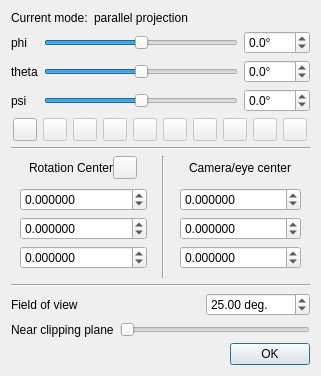
Before: the Qt Designer form qCC/ui_templates/cameraParamDlg.ui in archeos/cloudcompare-archeos, drawn with Qt 5.
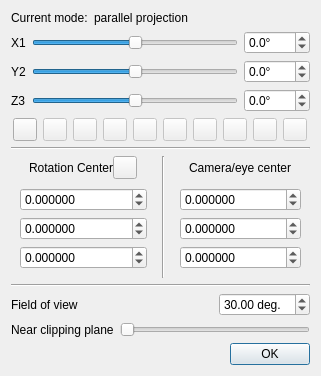
After: the same form once the commit is applied. Icons and pictures are not drawn.

Diff of the .ui file:
```diff
--- a/qCC/ui_templates/cameraParamDlg.ui
+++ b/qCC/ui_templates/cameraParamDlg.ui
@@ -41,36 +41,20 @@
    <item>
     <widget class="QFrame" name="anglesFrame">
      <layout class="QGridLayout" name="gridLayout">
-      <property name="leftMargin">
+      <property name="margin">
        <number>0</number>
       </property>
-      <property name="topMargin">
-       <number>0</number>
-      </property>
-      <property name="rightMargin">
-       <number>0</number>
-      </property>
-      <property name="bottomMargin">
-       <number>0</number>
-      </property>
-      <item row="0" column="0">
-       <widget class="QLabel" name="label_2">
-        <property name="toolTip">
-         <string>First rotation: around the camera Z axis (normal to the screen)</string>
-        </property>
-        <property name="text">
-         <string>phi</string>
-        </property>
-       </widget>
-      </item>
       <item row="0" column="1">
-       <widget class="QSlider" name="phiSlider">
+       <widget class="QSlider" name="psiSlider">
         <property name="minimumSize">
          <size>
           <width>120</width>
           <height>0</height>
          </size>
         </property>
+        <property name="toolTip">
+         <string>First rotation: around X</string>
+        </property>
         <property name="minimum">
          <number>-1800</number>
         </property>
@@ -89,61 +73,10 @@
        </widget>
       </item>
       <item row="0" column="2">
-       <widget class="QDoubleSpinBox" name="phiSpinBox">
-        <property name="suffix">
-         <string>°</string>
-        </property>
-        <property name="decimals">
-         <number>1</number>
-        </property>
-        <property name="minimum">
-         <double>-180.000000000000000</double>
-        </property>
-        <property name="maximum">
-         <double>180.000000000000000</double>
-        </property>
-        <property name="singleStep">
-         <double>0.100000000000000</double>
-        </property>
-       </widget>
-      </item>
-      <item row="1" column="0">
-       <widget class="QLabel" name="label">
+       <widget class="QDoubleSpinBox" name="psiSpinBox">
         <property name="toolTip">
-         <string>Second rotation: around the camera Y axis (vertical if phi = 0)</string>
+         <string>First rotation: around X</string>
         </property>
-        <property name="text">
-         <string>theta</string>
-        </property>
-       </widget>
-      </item>
-      <item row="1" column="1">
-       <widget class="QSlider" name="thetaSlider">
-        <property name="minimumSize">
-         <size>
-          <width>120</width>
-          <height>0</height>
-         </size>
-        </property>
-        <property name="minimum">
-         <number>-1800</number>
-        </property>
-        <property name="maximum">
-         <number>1800</number>
-        </property>
-        <property name="singleStep">
-         <number>10</number>
-        </property>
-        <property name="pageStep">
-         <number>100</number>
-        </property>
-        <property name="orientation">
-         <enum>Qt::Horizontal</enum>
-        </property>
-       </widget>
-      </item>
-      <item row="1" column="2">
-       <widget class="QDoubleSpinBox" name="thetaSpinBox">
         <property name="suffix">
          <string>°</string>
         </property>
@@ -161,24 +94,27 @@
         </property>
        </widget>
       </item>
-      <item row="2" column="0">
+      <item row="0" column="0">
        <widget class="QLabel" name="label_3">
         <property name="toolTip">
          <string>Third rotation: around the camera X axis (horizontal if phi = 0 and theta = 0)</string>
         </property>
         <property name="text">
-         <string>psi</string>
+         <string>X1</string>
         </property>
        </widget>
       </item>
       <item row="2" column="1">
-       <widget class="QSlider" name="psiSlider">
+       <widget class="QSlider" name="thetaSlider">
         <property name="minimumSize">
          <size>
           <width>120</width>
           <height>0</height>
          </size>
         </property>
+        <property name="toolTip">
+         <string>Second rotation: around Y2 (i.e. after the rotation around X)</string>
+        </property>
         <property name="minimum">
          <number>-1800</number>
         </property>
@@ -197,7 +133,80 @@
        </widget>
       </item>
       <item row="2" column="2">
-       <widget class="QDoubleSpinBox" name="psiSpinBox">
+       <widget class="QDoubleSpinBox" name="thetaSpinBox">
+        <property name="toolTip">
+         <string>Second rotation: around Y2 (i.e. after the rotation around X)</string>
+        </property>
+        <property name="suffix">
+         <string>°</string>
+        </property>
+        <property name="decimals">
+         <number>1</number>
+        </property>
+        <property name="minimum">
+         <double>-180.000000000000000</double>
+        </property>
+        <property name="maximum">
+         <double>180.000000000000000</double>
+        </property>
+        <property name="singleStep">
+         <double>0.100000000000000</double>
+        </property>
+       </widget>
+      </item>
+      <item row="2" column="0">
+       <widget class="QLabel" name="label">
+        <property name="toolTip">
+         <string>Second rotation: around the camera Y axis (vertical if phi = 0)</string>
+        </property>
+        <property name="text">
+         <string>Y2</string>
+        </property>
+       </widget>
+      </item>
+      <item row="3" column="1">
+       <widget class="QSlider" name="phiSlider">
+        <property name="minimumSize">
+         <size>
+          <width>120</width>
+          <height>0</height>
+         </size>
+        </property>
+        <property name="toolTip">
+         <string>Third rotation: around Z3 (i.e. after the rotation around X1 and Y2)</string>
+        </property>
+        <property name="minimum">
+         <number>-1800</number>
+        </property>
+        <property name="maximum">
+         <number>1800</number>
+        </property>
+        <property name="singleStep">
+         <number>10</number>
+        </property>
+        <property name="pageStep">
+         <number>100</number>
+        </property>
+        <property name="orientation">
+         <enum>Qt::Horizontal</enum>
+        </property>
+       </widget>
+      </item>
+      <item row="3" column="0">
+       <widget class="QLabel" name="label_2">
+        <property name="toolTip">
+         <string>First rotation: around the camera Z axis (normal to the screen)</string>
+        </property>
+        <property name="text">
+         <string>Z3</string>
+        </property>
+       </widget>
+      </item>
+      <item row="3" column="2">
+       <widget class="QDoubleSpinBox" name="phiSpinBox">
+        <property name="toolTip">
+         <string>Third rotation: around Z3 (i.e. after the rotation around X1 and Y2)</string>
+        </property>
         <property name="suffix">
          <string>°</string>
         </property>
@@ -256,16 +265,7 @@
         <enum>QFrame::NoFrame</enum>
        </property>
        <layout class="QHBoxLayout" name="horizontalLayout_8">
-        <property name="leftMargin">
-         <number>0</number>
-        </property>
-        <property name="topMargin">
-         <number>0</number>
-        </property>
-        <property name="rightMargin">
-         <number>0</number>
-        </property>
-        <property name="bottomMargin">
+        <property name="margin">
          <number>0</number>
         </property>
         <item>
@@ -669,10 +669,10 @@
         <double>0.010000000000000</double>
        </property>
        <property name="maximum">
-        <double>10000.000000000000000</double>
+        <double>180.000000000000000</double>
        </property>
        <property name="value">
-        <double>25.000000000000000</double>
+        <double>30.000000000000000</double>
        </property>
       </widget>
      </item>
```
